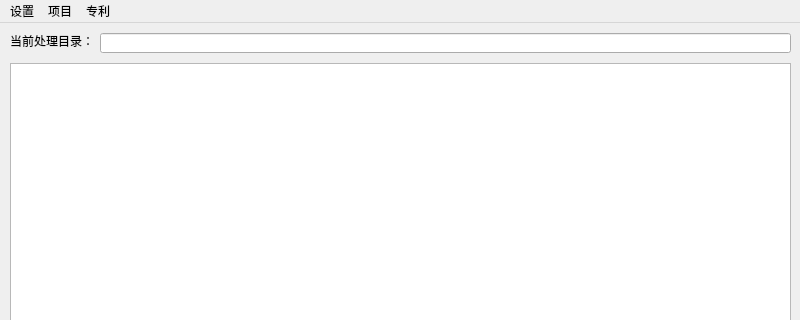
Old version of the form form.ui in the repository icehong/docrobot; both pictures show x 0 to 800 and y 0 to 320 of the 800 by 600 pixel window.
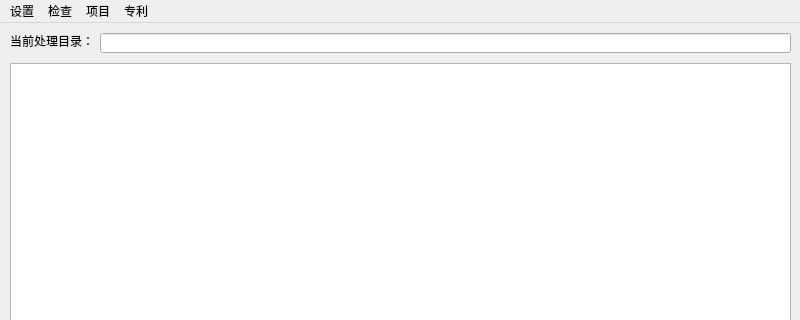
New version of the form.

Commit message: 分离检查和替换

```diff
--- a/form.ui
+++ b/form.ui
@@ -75,7 +75,15 @@
     </property>
     <addaction name="actioncheck"/>
    </widget>
+   <widget class="QMenu" name="menu_4">
+    <property name="title">
+     <string>检查</string>
+    </property>
+    <addaction name="separator"/>
+    <addaction name="actioncheckall"/>
+   </widget>
    <addaction name="menu"/>
+   <addaction name="menu_4"/>
    <addaction name="menu_2"/>
    <addaction name="menu_3"/>
   </widget>
```
Left out of the diff: 5 changed lines with no effect on the pictures. The commit also changes 3 other files.
